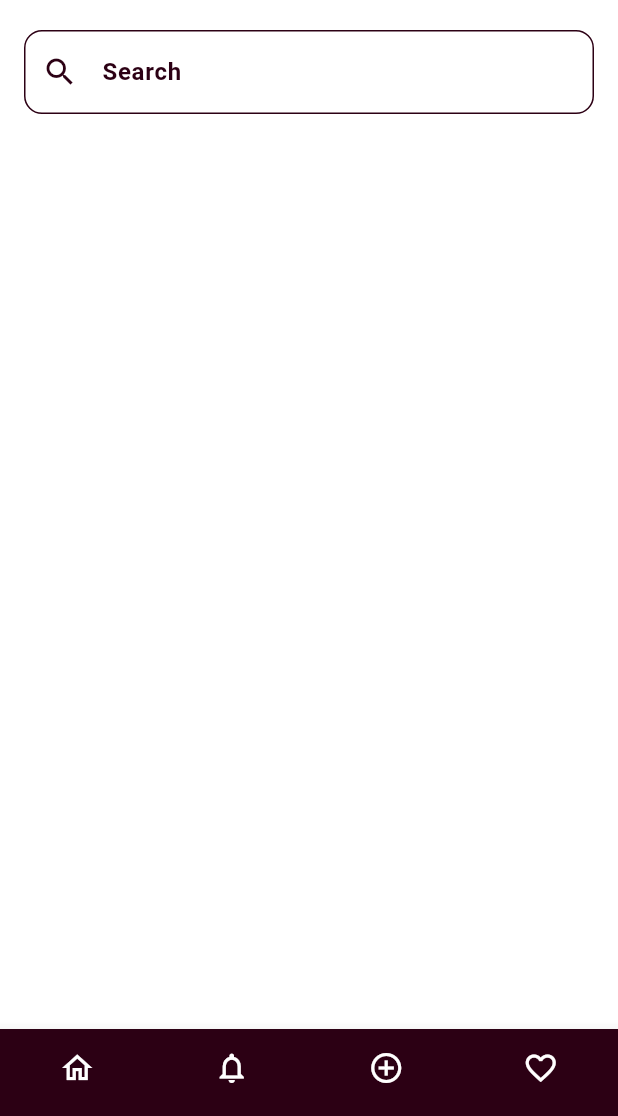
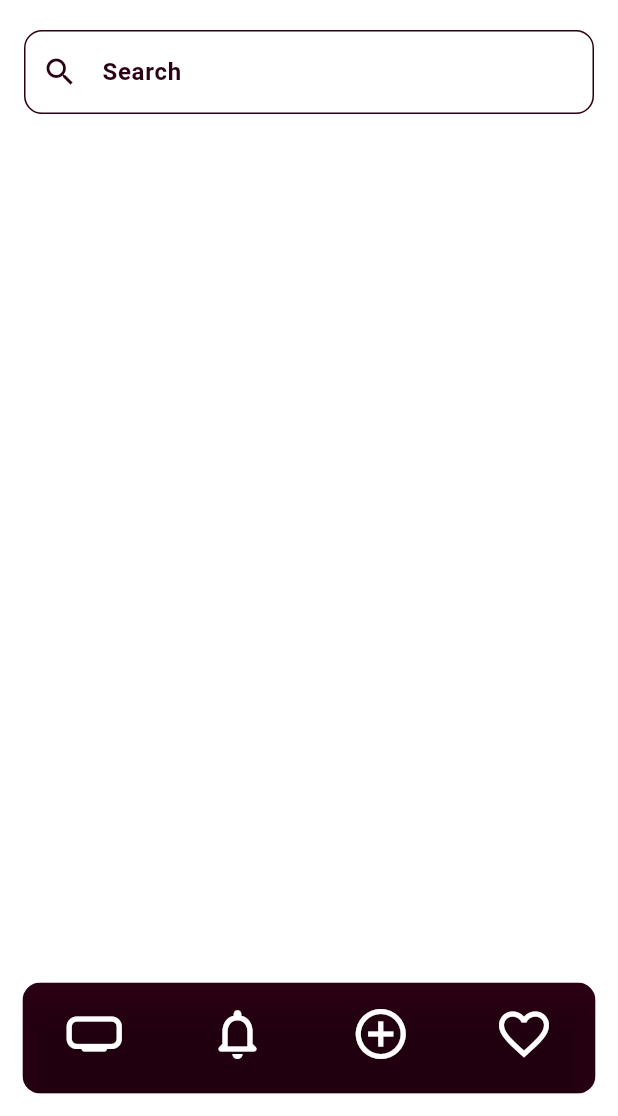
Before and after one commit to Dinesh0017/brain_buddy, a Flutter app: the screen it shows after launch, on a phone screen of 412 x 824 dp, the part 120-1236 px from its top. Run offline on Flutter 3.47's test engine with Material 3 defaults, Android fonts, the phone set to English and light mode, and no system bars.

Commit message:
bottom nav bar done

```diff
--- a/lib/widgets/main_screen_com.dart
+++ b/lib/widgets/main_screen_com.dart
@@ -26,11 +26,7 @@ class MainScreenCom extends StatelessWidget {
                 fit: BoxFit.cover,
               ),
             ),
-            Icon(
-              Icons.menu,
-              color: AppColors.primary,
-              size: 30,
-            ),
+            Icon(Icons.menu, color: AppColors.primary, size: 30),
           ],
         ),
       ),
@@ -38,25 +34,44 @@ class MainScreenCom extends StatelessWidget {
         padding: const EdgeInsets.symmetric(horizontal: 16),
         child: Column(
           crossAxisAlignment: CrossAxisAlignment.start,
-          children: [
-            customSearchInput(),
-            const SizedBox(height: 20),
-          ],
+          children: [customSearchInput(), const SizedBox(height: 20)],
         ),
       ),
-      bottomNavigationBar: BottomNavigationBar(
-        backgroundColor: AppColors.primary,
+      bottomNavigationBar: Padding(
+        padding: const EdgeInsets.all(15),
+        child: ClipRRect(
+          borderRadius: BorderRadius.circular(12),
+          child: Container(
+            color: AppColors.primary,
+            child: BottomNavigationBar(
+              backgroundColor:
+                  Colors.transparent,
               selectedItemColor: Colors.white,
               unselectedItemColor: Colors.white,
               showSelectedLabels: false,
               showUnselectedLabels: false,
               type: BottomNavigationBarType.fixed,
               items: const [
-          BottomNavigationBarItem(icon: Icon(Icons.home_outlined), label: 'Home'),
-          BottomNavigationBarItem(icon: Icon(Icons.notifications_none), label: 'Notifications'),
-          BottomNavigationBarItem(icon: Icon(Icons.add_circle_outline), label: 'Add'),
-          BottomNavigationBarItem(icon: Icon(Icons.favorite_border), label: 'Favorites'),
+                BottomNavigationBarItem(
+                  icon: Icon(Icons.home_max_rounded,size: 40),
+                  label: 'Home',
+                ),
+                BottomNavigationBarItem(
+                  icon: Icon(Icons.notifications_none_rounded,size: 40),
+                  label: 'Notifications',
+                ),
+                BottomNavigationBarItem(
+                  icon: Icon(Icons.add_circle_outline,size: 40),
+                  label: 'Add',
+                ),
+                BottomNavigationBarItem(
+                  icon: Icon(Icons.favorite_border,size: 40),
+                  label: 'Favorites',
+                ),
               ],
+            ),
+          ),
+        ),
       ),
     );
   }
```
Lines whose indentation alone changed are shown as unchanged.
